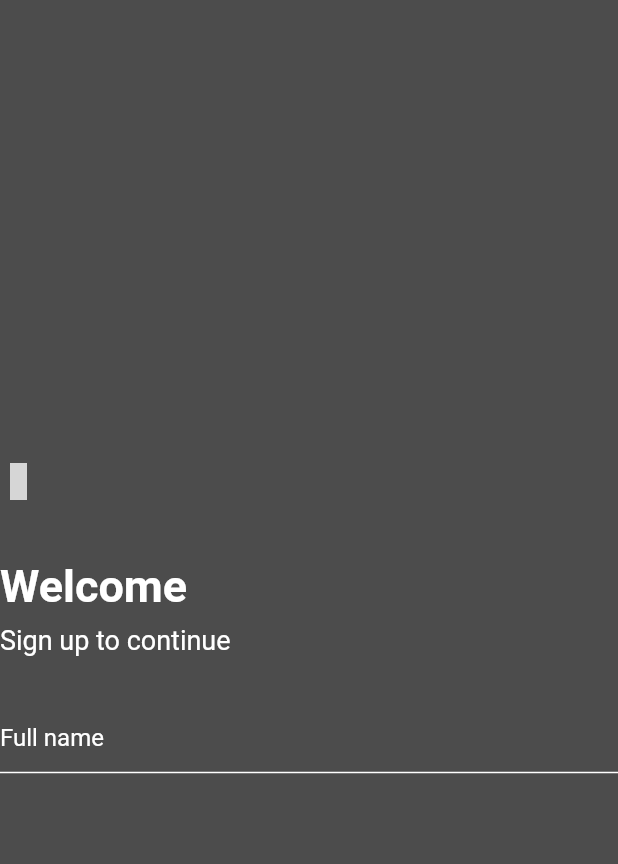
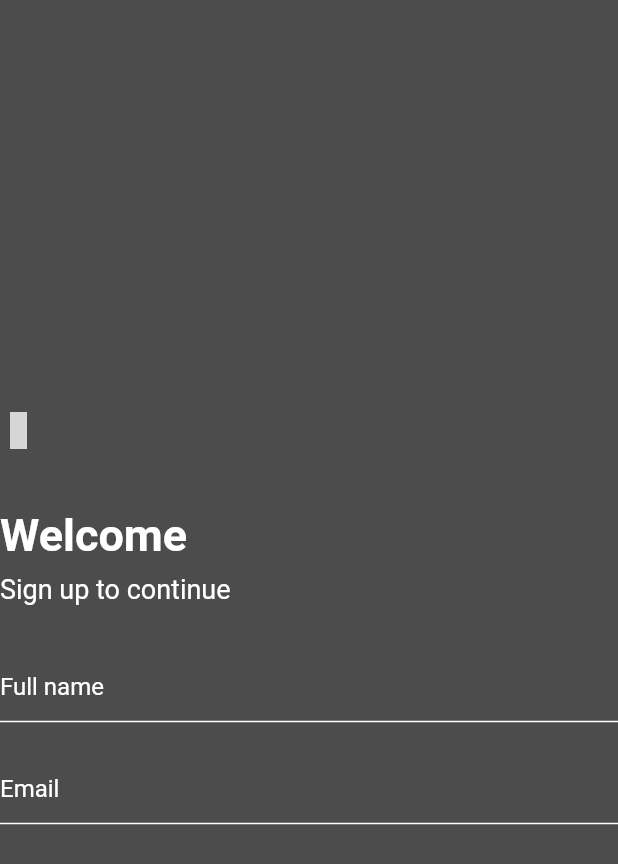
Before and after one commit to Devsaci/grocery_app_hadi_v2, a Flutter app: the RegisterScreen screen opened by its route, on a phone screen of 412 x 824 dp. Shown: the top 864 px of the screen. Run offline on Flutter 3.47's test engine with Material 2 defaults, Android fonts, the phone set to English and light mode, and no system bars; drawn by our look-alikes of card_swiper; our stand-ins replace fancy_shimmer_image, flutter_iconly, shared_preferences; accounts and stored records are empty; grey boxes are pictures that could not be loaded.

Commit message:
TextFormField  _emailTextController

```diff
--- a/lib/screens/auth/register.dart
+++ b/lib/screens/auth/register.dart
@@ -17,9 +17,12 @@ class RegisterScreen extends StatefulWidget {
 class _RegisterScreenState extends State<RegisterScreen> {
   final _formKey = GlobalKey<FormState>();
   final _fullNameController = TextEditingController();
+  final _emailFocusNode = FocusNode();
+  final _emailTextController = TextEditingController();
   @override
   void dispose() {
     _fullNameController.dispose();
+    _emailTextController.dispose();
     super.dispose();
   }
 
@@ -107,6 +110,36 @@ class _RegisterScreenState extends State<RegisterScreen> {
                         ),
                       ),
                     ),
+                    const SizedBox(height: 20),
+                    TextFormField(
+                      focusNode: _emailFocusNode,
+                      textInputAction: TextInputAction.next,
+                      onEditingComplete: () =>
+                          FocusScope.of(context).requestFocus(),
+                      keyboardType: TextInputType.emailAddress,
+                      controller: _emailTextController,
+                      validator: (value) {
+                        if (value!.isEmpty || !value.contains("@")) {
+                          return "Please enter a valid Email adress";
+                        } else {
+                          return null;
+                        }
+                      },
+                      style: const TextStyle(color: Colors.white),
+                      decoration: const InputDecoration(
+                        hintText: 'Email',
+                        hintStyle: TextStyle(color: Colors.white),
+                        enabledBorder: UnderlineInputBorder(
+                          borderSide: BorderSide(color: Colors.white),
+                        ),
+                        focusedBorder: UnderlineInputBorder(
+                          borderSide: BorderSide(color: Colors.white),
+                        ),
+                        errorBorder: UnderlineInputBorder(
+                          borderSide: BorderSide(color: Colors.red),
+                        ),
+                      ),
+                    ),
                   ],
                 ),
               ),
```
